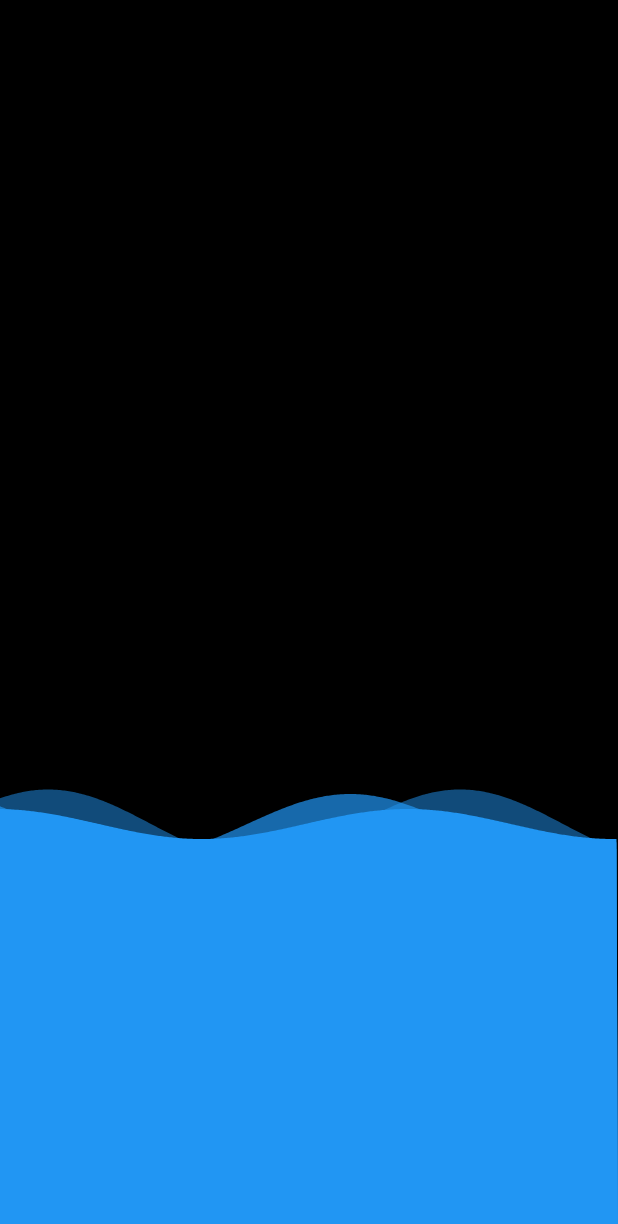
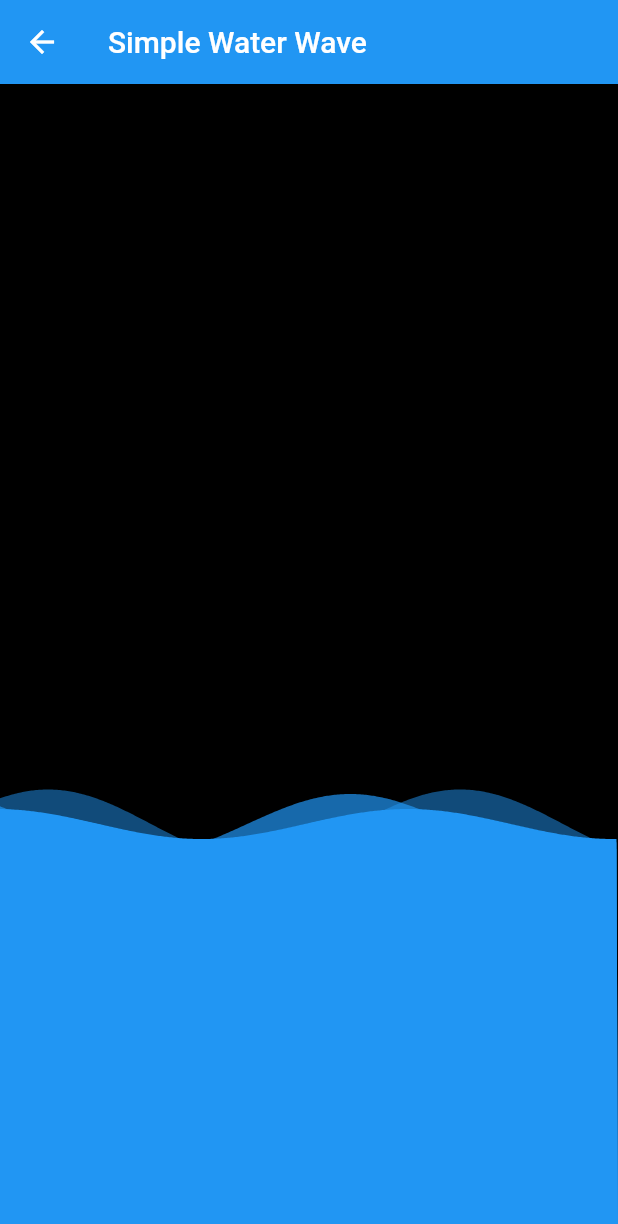
Before and after one commit to Ankit-Slnk/simple_wave, a Flutter app: the SimpleWaterWave screen opened directly, on a phone screen of 412 x 824 dp. Shown: the top 1224 px of the screen. Run offline on Flutter 3.47's test engine with Material 2 defaults, Android fonts, the phone set to English and light mode, and no system bars; missing offline and left inert: dart:html.

Commit message:
code updated

```diff
--- a/example/lib/main.dart
+++ b/example/lib/main.dart
@@ -253,6 +253,9 @@ class SimpleWaterWave extends StatelessWidget {
   @override
   Widget build(BuildContext context) {
     return Scaffold(
+      appBar: AppBar(
+        title: Text("Simple Water Wave"),
+      ),
       body: Stack(
         children: [
           SimpleWaveWidget(
```
